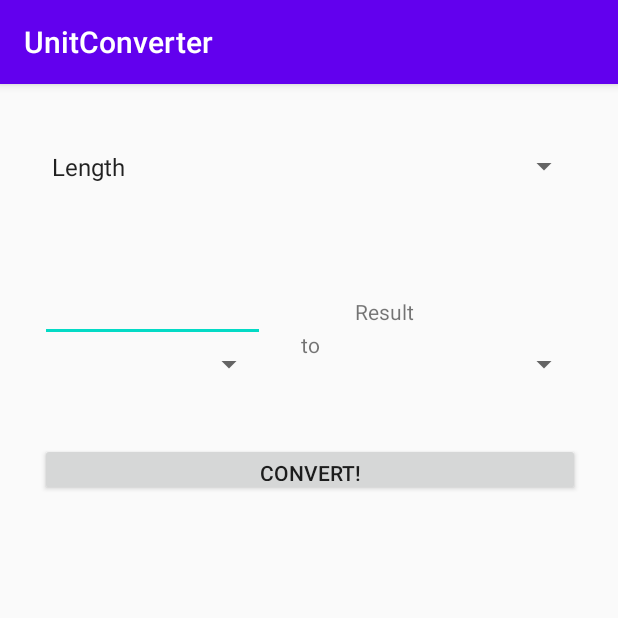
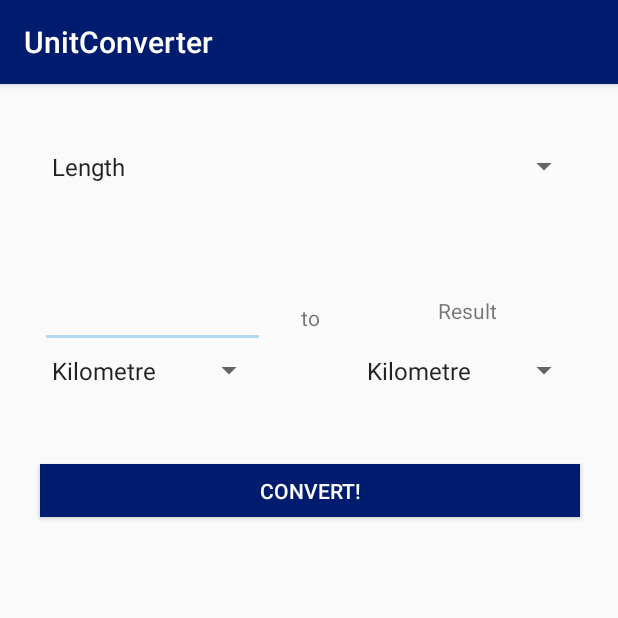
Before and after one commit to NeenaU/UnitConverter, an Android app: the screen it shows after launch (MainActivity), on a phone screen of 412 x 824 dp, the top half of it. Run offline under Robolectric (Android 15) with nearby library versions, the phone set to English and light mode, and no system bars.

Commit message:
added functionality to child spinners

```diff
--- a/app/src/main/java/com/example/unitconverter/MainActivity.java
+++ b/app/src/main/java/com/example/unitconverter/MainActivity.java
@@ -10,6 +10,7 @@ import androidx.appcompat.app.AppCompatActivity;
 public class MainActivity extends AppCompatActivity implements AdapterView.OnItemSelectedListener {
 
     Spinner categorySpinner, optionSpinner1, optionSpinner2;
+    ArrayAdapter<CharSequence> optionAdapter1, optionAdapter2;
 
     @Override
     protected void onCreate(Bundle savedInstanceState) {
@@ -29,29 +30,37 @@ public class MainActivity extends AppCompatActivity implements AdapterView.OnIte
     @Override
     public void onItemSelected(AdapterView<?> parent, View view, int position, long id) {
 
+
         if (position == 0) {
-
+            optionAdapter1 = ArrayAdapter.createFromResource(this, R.array.length, android.R.layout.simple_spinner_item);;
+            optionAdapter2 = ArrayAdapter.createFromResource(this, R.array.length, android.R.layout.simple_spinner_item);;
         }
 
         else if (position == 1) {
-
+            optionAdapter1 = ArrayAdapter.createFromResource(this, R.array.mass, android.R.layout.simple_spinner_item);;
+            optionAdapter2 = ArrayAdapter.createFromResource(this, R.array.mass, android.R.layout.simple_spinner_item);;
         }
 
         else if (position == 2) {
-
+            optionAdapter1 = ArrayAdapter.createFromResource(this, R.array.volume, android.R.layout.simple_spinner_item);;
+            optionAdapter2 = ArrayAdapter.createFromResource(this, R.array.volume, android.R.layout.simple_spinner_item);;
         }
 
         else if (position == 3) {
-
+            optionAdapter1 = ArrayAdapter.createFromResource(this, R.array.time, android.R.layout.simple_spinner_item);;
+            optionAdapter2 = ArrayAdapter.createFromResource(this, R.array.time, android.R.layout.simple_spinner_item);;
         }
 
         else if (position == 4) {
+            optionAdapter1 = ArrayAdapter.createFromResource(this, R.array.temperature, android.R.layout.simple_spinner_item);;
+            optionAdapter2 = ArrayAdapter.createFromResource(this, R.array.temperature, android.R.layout.simple_spinner_item);;
+        }
 
-        }
+        optionSpinner1.setAdapter(optionAdapter1);
+        optionSpinner2.setAdapter(optionAdapter2);
     }
 
     @Override
     public void onNothingSelected(AdapterView<?> parent) {
-
     }
 }
--- a/app/src/main/res/layout/activity_main.xml
+++ b/app/src/main/res/layout/activity_main.xml
@@ -5,17 +5,6 @@
     android:layout_width="match_parent"
     android:layout_height="match_parent"
     tools:context=".MainActivity">
-
-    <Button
-        android:id="@+id/convertButton"
-        android:layout_width="360dp"
-        android:layout_height="35dp"
-        android:layout_marginTop="56dp"
-        android:text="@string/convertButtonText"
-        app:layout_constraintEnd_toEndOf="parent"
-        app:layout_constraintHorizontal_bias="0.509"
-        app:layout_constraintStart_toStartOf="parent"
-        app:layout_constraintTop_toBottomOf="@+id/toTextView" />
 
     <Spinner
         android:id="@+id/categorySpinner"
@@ -28,28 +17,14 @@
         app:layout_constraintTop_toTopOf="parent" />
 
     <TextView
-        android:id="@+id/toTextView"
-        android:layout_width="wrap_content"
-        android:layout_height="wrap_content"
-        android:layout_marginStart="24dp"
-        android:layout_marginLeft="24dp"
-        android:layout_marginTop="94dp"
-        android:layout_marginEnd="23dp"
-        android:layout_marginRight="23dp"
-        android:text="@string/toText"
-        app:layout_constraintEnd_toStartOf="@+id/resultTextview"
-        app:layout_constraintStart_toEndOf="@+id/initialNumber"
-        app:layout_constraintTop_toBottomOf="@+id/categorySpinner" />
-
-    <EditText
-        android:id="@+id/initialNumber"
+        android:id="@+id/resultTextview"
         android:layout_width="150dp"
-        android:layout_height="30dp"
-        android:layout_marginTop="72dp"
-        android:ems="10"
-        android:inputType="number"
+        android:layout_height="50dp"
+        android:layout_marginTop="56dp"
+        android:gravity="center"
+        android:text="@string/resultText"
         app:layout_constraintEnd_toEndOf="@+id/categorySpinner"
-        app:layout_constraintHorizontal_bias="0.0"
+        app:layout_constraintHorizontal_bias="1.0"
         app:layout_constraintStart_toStartOf="@+id/categorySpinner"
         app:layout_constraintTop_toBottomOf="@+id/categorySpinner" />
 
@@ -58,18 +33,49 @@
         android:layout_width="150dp"
         android:layout_height="30dp"
         app:layout_constraintEnd_toEndOf="@+id/initialNumber"
+        app:layout_constraintHorizontal_bias="0.0"
         app:layout_constraintStart_toStartOf="@+id/initialNumber"
         app:layout_constraintTop_toBottomOf="@+id/initialNumber" />
 
+    <Button
+        android:id="@+id/convertButton"
+        android:layout_width="360dp"
+        android:layout_height="35dp"
+        android:layout_marginTop="88dp"
+        android:background="#001C6E"
+        android:text="@string/convertButtonText"
+        android:textColor="#FFFFFF"
+        app:layout_constraintEnd_toEndOf="parent"
+        app:layout_constraintHorizontal_bias="0.509"
+        app:layout_constraintStart_toStartOf="parent"
+        app:layout_constraintTop_toBottomOf="@+id/toTextView" />
+
+    <EditText
+        android:id="@+id/initialNumber"
+        android:layout_width="150dp"
+        android:layout_height="50dp"
+        android:layout_marginTop="56dp"
+        android:ems="10"
+        android:gravity="center"
+        android:inputType="number"
+        app:layout_constraintEnd_toEndOf="@+id/categorySpinner"
+        app:layout_constraintHorizontal_bias="0.0"
+        app:layout_constraintStart_toStartOf="@+id/categorySpinner"
+        app:layout_constraintTop_toBottomOf="@+id/categorySpinner" />
+
     <TextView
-        android:id="@+id/resultTextview"
-        android:layout_width="150dp"
-        android:layout_height="30dp"
-        android:layout_marginTop="72dp"
-        android:text="@string/resultText"
-        app:layout_constraintEnd_toEndOf="@+id/categorySpinner"
-        app:layout_constraintHorizontal_bias="1.0"
-        app:layout_constraintStart_toStartOf="@+id/categorySpinner"
+        android:id="@+id/toTextView"
+        android:layout_width="wrap_content"
+        android:layout_height="wrap_content"
+        android:layout_marginStart="24dp"
+        android:layout_marginLeft="24dp"
+        android:layout_marginTop="76dp"
+        android:layout_marginEnd="23dp"
+        android:layout_marginRight="23dp"
+        android:text="@string/toText"
+        app:layout_constraintEnd_toStartOf="@+id/resultTextview"
+        app:layout_constraintHorizontal_bias="0.0"
+        app:layout_constraintStart_toEndOf="@+id/initialNumber"
         app:layout_constraintTop_toBottomOf="@+id/categorySpinner" />
 
     <Spinner
@@ -77,6 +83,7 @@
         android:layout_width="150dp"
         android:layout_height="30dp"
         app:layout_constraintEnd_toEndOf="@+id/resultTextview"
+        app:layout_constraintHorizontal_bias="0.0"
         app:layout_constraintStart_toStartOf="@+id/resultTextview"
         app:layout_constraintTop_toBottomOf="@+id/resultTextview" />
 
--- a/app/src/main/res/values/colors.xml
+++ b/app/src/main/res/values/colors.xml
@@ -1,6 +1,6 @@
 <?xml version="1.0" encoding="utf-8"?>
 <resources>
-    <color name="colorPrimary">#6200EE</color>
-    <color name="colorPrimaryDark">#3700B3</color>
-    <color name="colorAccent">#03DAC5</color>
+    <color name="colorPrimary">#001C6E</color>
+    <color name="colorPrimaryDark">#00134A</color>
+    <color name="colorAccent">#B3D8F2</color>
 </resources>
--- a/app/src/main/res/values/strings.xml
+++ b/app/src/main/res/values/strings.xml
@@ -2,7 +2,6 @@
     <string name="app_name">UnitConverter</string>
     <string name="convertButtonText">Convert!</string>
     <string name="toText">to</string>
-    <string name="toConvertText">Number to convert</string>
     <string name="resultText">Result</string>
 
     <string-array name="categories">
@@ -17,7 +16,7 @@
         <item>Kilometre</item>
         <item>Metre</item>
         <item>Centimetre</item>
-        <item>Millimetres</item>
+        <item>Millimetre</item>
         <item>Mile</item>
         <item>Feet</item>
         <item>Inch</item>
@@ -51,7 +50,7 @@
         <item>Day</item>
         <item>Week</item>
         <item>Month</item>
-        <item>Calendar Year</item>
+        <item>Year</item>
     </string-array>
 
     <string-array name="temperature">
```
